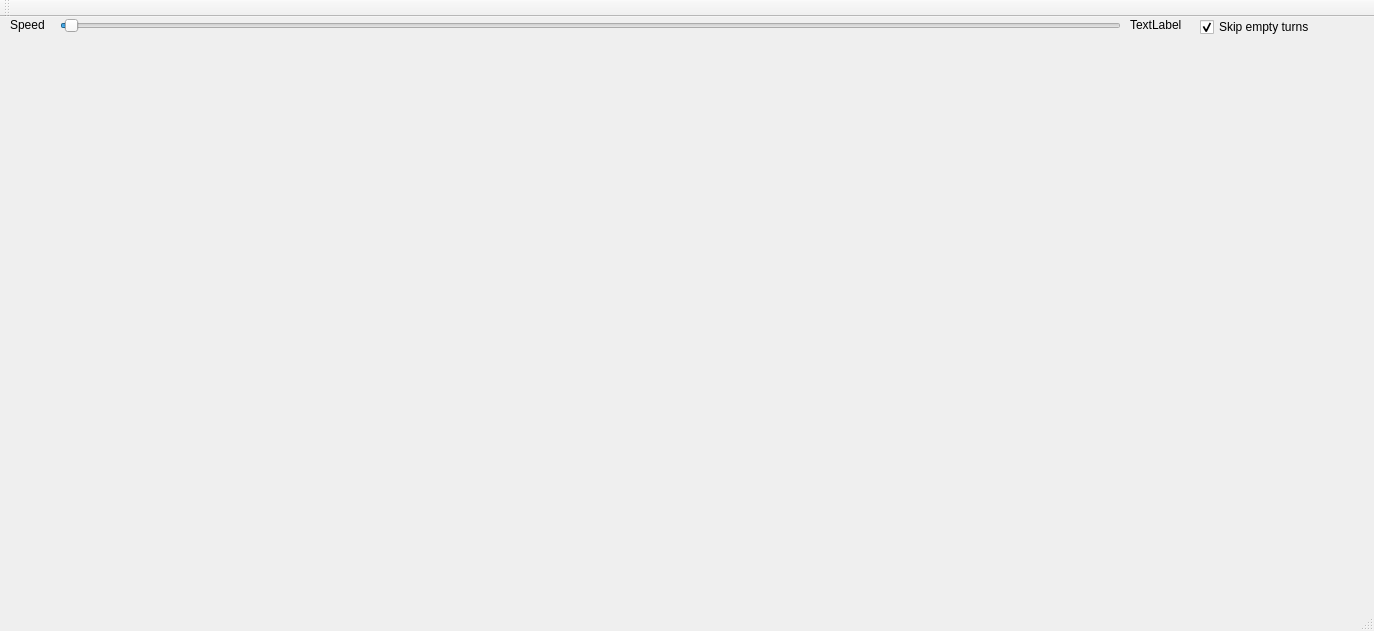
Above: mainwindow.ui from skorja/AuraluxVisualizer before the change. Below: the same form after it.
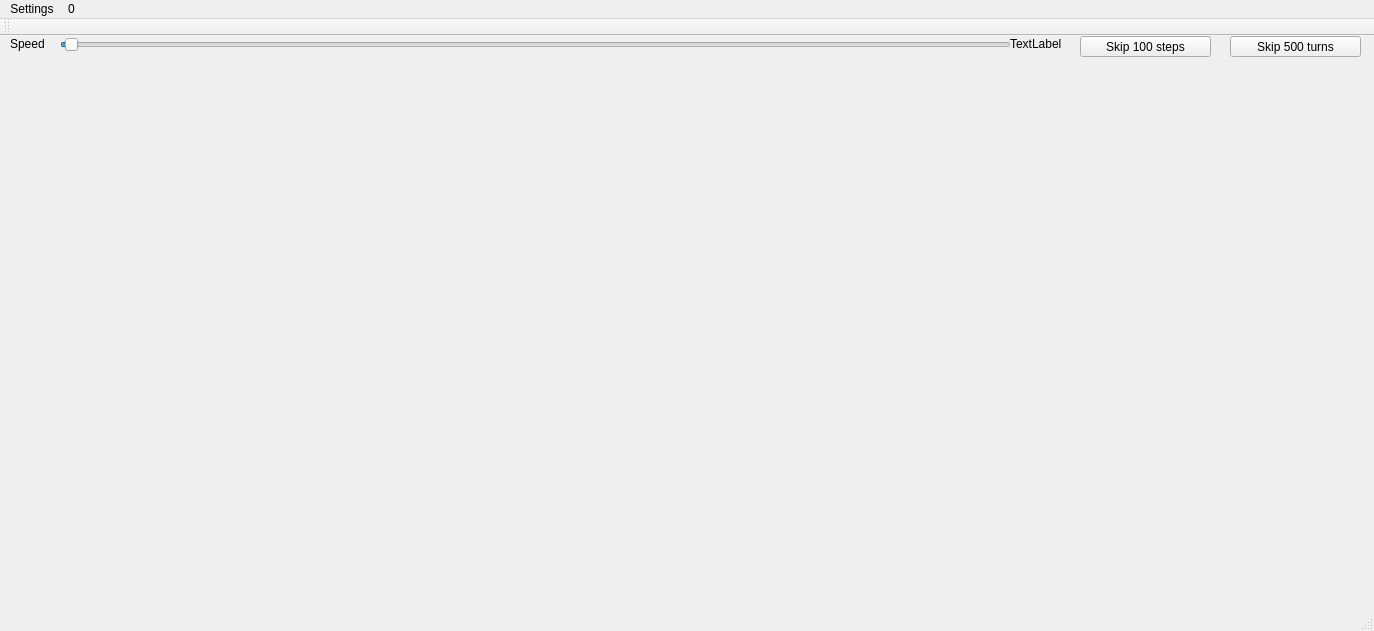
That is the form after the change.

Commit message: speed up for big map

What changed in the file:
```diff
--- a/mainwindow.ui
+++ b/mainwindow.ui
@@ -19,7 +19,7 @@
      <rect>
       <x>60</x>
       <y>0</y>
-      <width>1061</width>
+      <width>951</width>
       <height>17</height>
      </rect>
     </property>
@@ -55,7 +55,7 @@
    <widget class="QLabel" name="label_2">
     <property name="geometry">
      <rect>
-      <x>1130</x>
+      <x>1010</x>
       <y>0</y>
       <width>58</width>
       <height>16</height>
@@ -65,20 +65,30 @@
      <string>TextLabel</string>
     </property>
    </widget>
-   <widget class="QCheckBox" name="checkBox">
+   <widget class="QPushButton" name="pushButton">
     <property name="geometry">
      <rect>
-      <x>1200</x>
+      <x>1080</x>
       <y>0</y>
-      <width>161</width>
-      <height>20</height>
+      <width>131</width>
+      <height>21</height>
      </rect>
     </property>
     <property name="text">
-     <string>Skip empty turns</string>
+     <string>Skip 100 steps</string>
     </property>
-    <property name="checked">
-     <bool>true</bool>
+   </widget>
+   <widget class="QPushButton" name="pushButton_2">
+    <property name="geometry">
+     <rect>
+      <x>1230</x>
+      <y>0</y>
+      <width>131</width>
+      <height>21</height>
+     </rect>
+    </property>
+    <property name="text">
+     <string>Skip 500 turns</string>
     </property>
    </widget>
   </widget>
@@ -91,6 +101,21 @@
      <height>24</height>
     </rect>
    </property>
+   <widget class="QMenu" name="Turn_counter_text">
+    <property name="title">
+     <string>0</string>
+    </property>
+   </widget>
+   <widget class="QMenu" name="menuSettings">
+    <property name="title">
+     <string>Settings</string>
+    </property>
+    <addaction name="actionSkip_empty_turns"/>
+    <addaction name="actionShip_counter_text"/>
+    <addaction name="actionFull_turn"/>
+   </widget>
+   <addaction name="menuSettings"/>
+   <addaction name="Turn_counter_text"/>
   </widget>
   <widget class="QToolBar" name="mainToolBar">
    <attribute name="toolBarArea">
```
Left out of the diff: 30 changed lines with no effect on the pictures. The commit also changes 2 other files.
